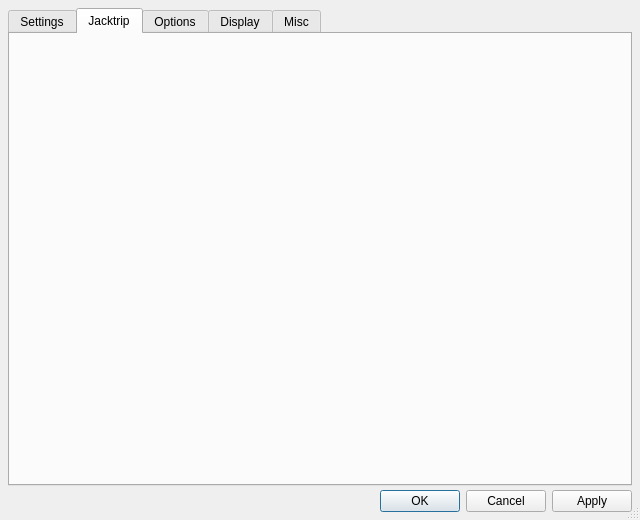
First picture: the form in src/qjackctlSetupForm.ui, repository alexcoy257/cuws-gui, before the edit.
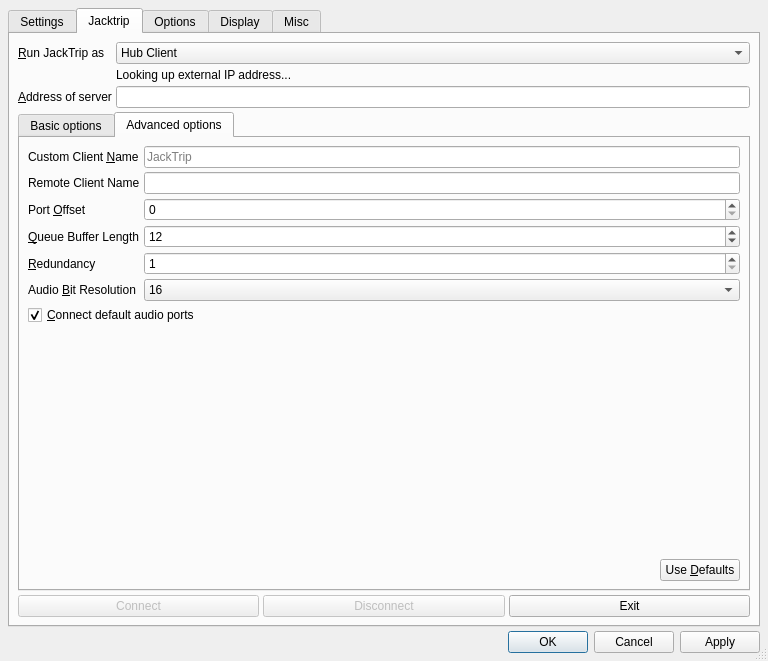
Second picture: the form after the edit. The open tabs and pages were chosen to show the change. Icons and pictures are not drawn. Custom widgets are drawn as their Qt base class.

Commit message: start merging qjacktrip and qjackctl setup forms

What changed in the file:
```diff
--- a/src/qjackctlSetupForm.ui
+++ b/src/qjackctlSetupForm.ui
@@ -26,8 +26,8 @@
    <rect>
     <x>0</x>
     <y>0</y>
-    <width>640</width>
-    <height>520</height>
+    <width>768</width>
+    <height>661</height>
    </rect>
   </property>
   <property name="windowTitle">
@@ -2035,10 +2035,446 @@
       </layout>
      </widget>
      <widget class="QWidget" name="JacktripTabPage">
-     <attribute name="title">
+      <property name="enabled">
+       <bool>true</bool>
+      </property>
+      <attribute name="title">
        <string>Jacktrip</string>
       </attribute>
-      <layout class="QVBoxLayout">
+      <layout class="QGridLayout" name="gridLayout">
+       <item row="5" column="0" colspan="2">
+        <layout class="QHBoxLayout" name="buttonLayout">
+         <item>
+          <widget class="QPushButton" name="connectButton">
+           <property name="enabled">
+            <bool>false</bool>
+           </property>
+           <property name="text">
+            <string>Connect</string>
+           </property>
+          </widget>
+         </item>
+         <item>
+          <widget class="QPushButton" name="disconnectButton">
+           <property name="enabled">
+            <bool>false</bool>
+           </property>
+           <property name="text">
+            <string>Disconnect</string>
+           </property>
+          </widget>
+         </item>
+         <item>
+          <widget class="QPushButton" name="exitButton">
+           <property name="text">
+            <string>Exit</string>
+           </property>
+          </widget>
+         </item>
+        </layout>
+       </item>
+       <item row="2" column="0">
+        <widget class="QLabel" name="addressLabel">
+         <property name="enabled">
+          <bool>true</bool>
+         </property>
+         <property name="text">
+          <string>&amp;Address of server</string>
+         </property>
+         <property name="buddy">
+          <cstring>addressEdit</cstring>
+         </property>
+        </widget>
+       </item>
+       <item row="0" column="0">
+        <widget class="QLabel" name="typeLabel">
+         <property name="text">
+          <string>&amp;Run JackTrip as</string>
+         </property>
+         <property name="buddy">
+          <cstring>typeComboBox</cstring>
+         </property>
+        </widget>
+       </item>
+       <item row="0" column="1">
+        <widget class="QComboBox" name="typeComboBox">
+         <property name="toolTip">
+          <string/>
+         </property>
+         <item>
+          <property name="text">
+           <string>Hub Client</string>
+          </property>
+         </item>
+         <item>
+          <property name="text">
+           <string>Hub Server</string>
+          </property>
+         </item>
+         <item>
+          <property name="text">
+           <string>Client</string>
+          </property>
+         </item>
+         <item>
+          <property name="text">
+           <string>Server</string>
+          </property>
+         </item>
+        </widget>
+       </item>
+       <item row="1" column="1">
+        <widget class="QLabel" name="ipLabel">
+         <property name="text">
+          <string>Looking up external IP address...</string>
+         </property>
+        </widget>
+       </item>
+       <item row="2" column="1">
+        <widget class="QLineEdit" name="addressEdit"/>
+       </item>
+       <item row="4" column="0" colspan="2">
+        <widget class="QTabWidget" name="optionsTabWidget">
+         <property name="enabled">
+          <bool>true</bool>
+         </property>
+         <property name="minimumSize">
+          <size>
+           <width>391</width>
+           <height>0</height>
+          </size>
+         </property>
+         <property name="currentIndex">
+          <number>0</number>
+         </property>
+         <property name="tabsClosable">
+          <bool>false</bool>
+         </property>
+         <property name="movable">
+          <bool>false</bool>
+         </property>
+         <widget class="QWidget" name="basicTab">
+          <attribute name="title">
+           <string>Basic options</string>
+          </attribute>
+          <layout class="QGridLayout" name="gridLayout_3">
+           <item row="3" column="0" colspan="2">
+            <widget class="QCheckBox" name="zeroCheckBox">
+             <property name="text">
+              <string>Set buffer to &amp;zero when underrun occurs</string>
+             </property>
+            </widget>
+           </item>
+           <item row="1" column="1">
+            <widget class="QComboBox" name="autoPatchComboBox">
+             <property name="currentIndex">
+              <number>0</number>
+             </property>
+             <item>
+              <property name="text">
+               <string>Server to clients</string>
+              </property>
+             </item>
+             <item>
+              <property name="text">
+               <string>Client loopback</string>
+              </property>
+             </item>
+             <item>
+              <property name="text">
+               <string>Client fan out/in but no loopback</string>
+              </property>
+             </item>
+             <item>
+              <property name="text">
+               <string>Full Mix</string>
+              </property>
+             </item>
+             <item>
+              <property name="text">
+               <string>No auto patching</string>
+              </property>
+             </item>
+            </widget>
+           </item>
+           <item row="4" column="0">
+            <spacer name="basicVerticalSpacer">
+             <property name="orientation">
+              <enum>Qt::Vertical</enum>
+             </property>
+             <property name="sizeType">
+              <enum>QSizePolicy::Expanding</enum>
+             </property>
+             <property name="sizeHint" stdset="0">
+              <size>
+               <width>20</width>
+               <height>40</height>
+              </size>
+             </property>
+            </spacer>
+           </item>
+           <item row="1" column="0">
+            <widget class="QLabel" name="autoPatchLabel">
+             <property name="maximumSize">
+              <size>
+               <width>130</width>
+               <height>16777215</height>
+              </size>
+             </property>
+             <property name="text">
+              <string>Hub auto&amp;patch mode</string>
+             </property>
+             <property name="buddy">
+              <cstring>autoPatchComboBox</cstring>
+             </property>
+            </widget>
+           </item>
+           <item row="0" column="0">
+            <widget class="QLabel" name="channelLabel">
+             <property name="maximumSize">
+              <size>
+               <width>130</width>
+               <height>16777215</height>
+              </size>
+             </property>
+             <property name="text">
+              <string>&amp;Number of channels</string>
+             </property>
+             <property name="buddy">
+              <cstring>channelSpinBox</cstring>
+             </property>
+            </widget>
+           </item>
+           <item row="0" column="1">
+            <widget class="QSpinBox" name="channelSpinBox">
+             <property name="minimum">
+              <number>1</number>
+             </property>
+             <property name="value">
+              <number>2</number>
+             </property>
+            </widget>
+           </item>
+           <item row="6" column="0" colspan="2">
+            <layout class="QHBoxLayout" name="aboutLayout">
+             <item>
+              <spacer name="aboutSpacer">
+               <property name="orientation">
+                <enum>Qt::Horizontal</enum>
+               </property>
+               <property name="sizeHint" stdset="0">
+                <size>
+                 <width>40</width>
+                 <height>20</height>
+                </size>
+               </property>
+              </spacer>
+             </item>
+             <item>
+              <widget class="QPushButton" name="aboutButton">
+               <property name="text">
+                <string>About</string>
+               </property>
+              </widget>
+             </item>
+            </layout>
+           </item>
+          </layout>
+         </widget>
+         <widget class="QWidget" name="advancedTab">
+          <property name="enabled">
+           <bool>true</bool>
+          </property>
+          <attribute name="title">
+           <string>Advanced options</string>
+          </attribute>
+          <layout class="QGridLayout" name="gridLayout_4">
+           <item row="5" column="0">
+            <widget class="QLabel" name="resolutionLabel">
+             <property name="text">
+              <string>Audio &amp;Bit Resolution</string>
+             </property>
+             <property name="buddy">
+              <cstring>resolutionComboBox</cstring>
+             </property>
+            </widget>
+           </item>
+           <item row="0" column="1">
+            <widget class="QLineEdit" name="clientNameEdit">
+             <property name="maxLength">
+              <number>64</number>
+             </property>
+             <property name="placeholderText">
+              <string>JackTrip</string>
+             </property>
+            </widget>
+           </item>
+           <item row="3" column="1">
+            <widget class="QSpinBox" name="queueLengthSpinBox">
+             <property name="minimum">
+              <number>2</number>
+             </property>
+             <property name="value">
+              <number>12</number>
+             </property>
+            </widget>
+           </item>
+           <item row="6" column="0" colspan="2">
+            <layout class="QHBoxLayout" name="connectAudioLayout">
+             <item>
+              <widget class="QCheckBox" name="connectAudioCheckBox">
+               <property name="text">
+                <string>&amp;Connect default audio ports</string>
+               </property>
+               <property name="checked">
+                <bool>true</bool>
+               </property>
+              </widget>
+             </item>
+            </layout>
+           </item>
+           <item row="3" column="0">
+            <widget class="QLabel" name="queueLengthLabel">
+             <property name="text">
+              <string>&amp;Queue Buffer Length</string>
+             </property>
+             <property name="buddy">
+              <cstring>queueLengthSpinBox</cstring>
+             </property>
+            </widget>
+           </item>
+           <item row="8" column="0" colspan="2">
+            <layout class="QHBoxLayout" name="useDefaultsLayout">
+             <item>
+              <spacer name="useDefaultsSpacer">
+               <property name="orientation">
+                <enum>Qt::Horizontal</enum>
+               </property>
+               <property name="sizeHint" stdset="0">
+                <size>
+                 <width>40</width>
+                 <height>20</height>
+                </size>
+               </property>
+              </spacer>
+             </item>
+             <item>
+              <widget class="QPushButton" name="useDefaultsButton">
+               <property name="text">
+                <string>Use &amp;Defaults</string>
+               </property>
+              </widget>
+             </item>
+            </layout>
+           </item>
+           <item row="5" column="1">
+            <widget class="QComboBox" name="resolutionComboBox">
+             <property name="currentIndex">
+              <number>1</number>
+             </property>
+             <item>
+              <property name="text">
+               <string>8</string>
+              </property>
+             </item>
+             <item>
+              <property name="text">
+               <string>16</string>
+              </property>
+             </item>
+             <item>
+              <property name="text">
+               <string>24</string>
+              </property>
+             </item>
+             <item>
+              <property name="text">
+               <string>32</string>
+              </property>
+             </item>
+            </widget>
+           </item>
+           <item row="0" column="0">
+            <widget class="QLabel" name="clientNameLabel">
+             <property name="text">
+              <string>Custom Client &amp;Name</string>
+             </property>
+             <property name="buddy">
+              <cstring>clientNameEdit</cstring>
+             </property>
+            </widget>
+           </item>
+           <item row="4" column="1">
+            <widget class="QSpinBox" name="redundancySpinBox">
+             <property name="minimum">
+              <number>1</number>
+             </property>
+             <property name="value">
+              <number>1</number>
+             </property>
+            </widget>
+           </item>
+           <item row="7" column="0">
+            <spacer name="advancedVerticalSpacer">
+             <property name="orientation">
+              <enum>Qt::Vertical</enum>
+             </property>
+             <property name="sizeHint" stdset="0">
+              <size>
+               <width>20</width>
+               <height>40</height>
+              </size>
+             </property>
+            </spacer>
+           </item>
+           <item row="2" column="0">
+            <widget class="QLabel" name="portOffsetLabel">
+             <property name="text">
+              <string>Port &amp;Offset</string>
+             </property>
+             <property name="buddy">
+              <cstring>portOffsetSpinBox</cstring>
+             </property>
+            </widget>
+           </item>
+           <item row="2" column="1">
+            <widget class="QSpinBox" name="portOffsetSpinBox">
+             <property name="maximum">
+              <number>999</number>
+             </property>
+            </widget>
+           </item>
+           <item row="4" column="0">
+            <widget class="QLabel" name="redundancyLabel">
+             <property name="text">
+              <string>&amp;Redundancy</string>
+             </property>
+             <property name="buddy">
+              <cstring>redundancySpinBox</cstring>
+             </property>
+            </widget>
+           </item>
+           <item row="1" column="1">
+            <widget class="QLineEdit" name="remoteNameEdit">
+             <property name="maxLength">
+              <number>64</number>
+             </property>
+            </widget>
+           </item>
+           <item row="1" column="0">
+            <widget class="QLabel" name="remoteNameLabel">
+             <property name="text">
+              <string>Remote Client Name</string>
+             </property>
+             <property name="buddy">
+              <cstring>remoteNameEdit</cstring>
+             </property>
+            </widget>
+           </item>
+          </layout>
+         </widget>
+        </widget>
+       </item>
       </layout>
      </widget>
      <widget class="QWidget" name="OptionsTabPage">
```
Left out of the diff: 207 changed lines with no effect on the pictures. The commit also changes 57 other files.
